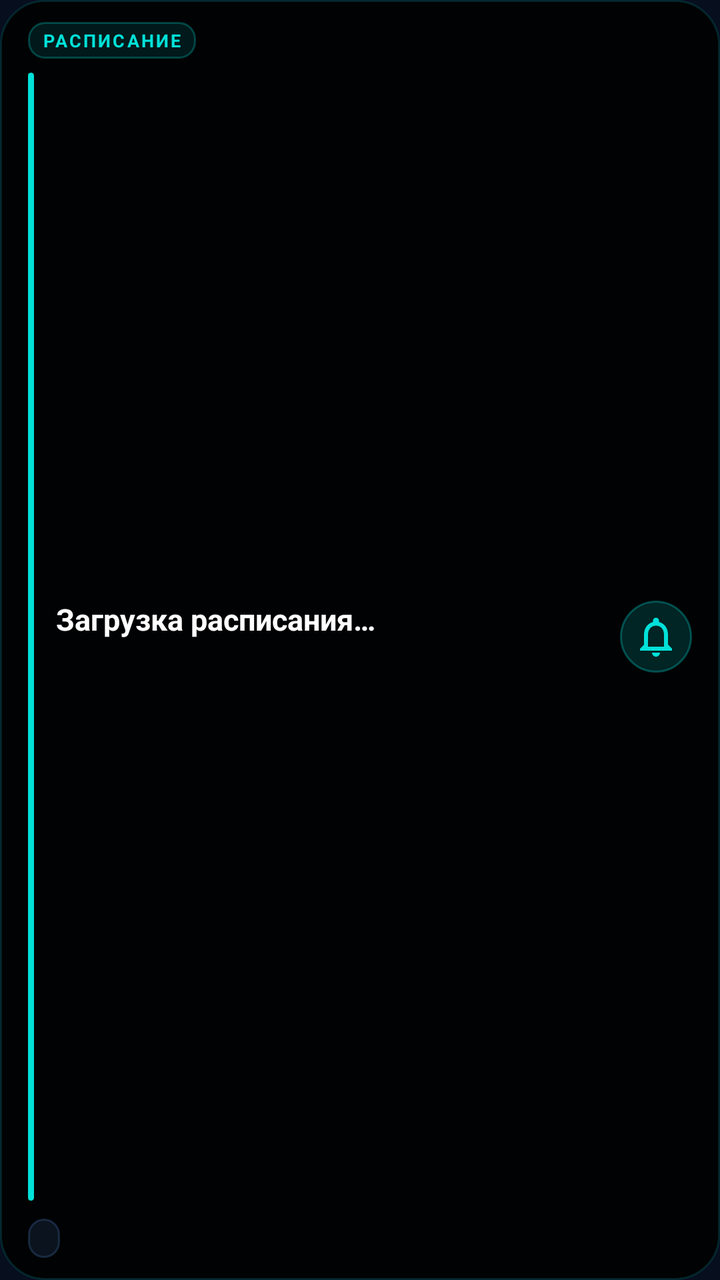
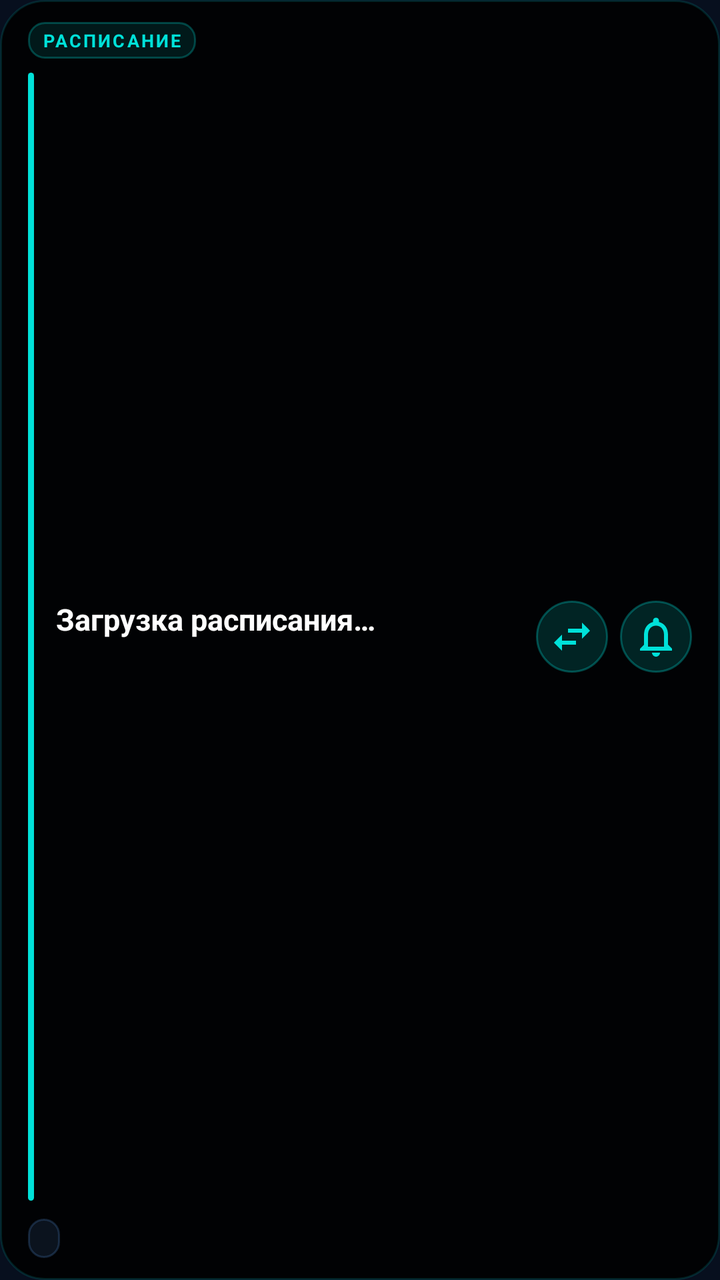

An Android layout rendered at two revisions. The XML below is the earlier revision; the diff shows what the commit changed to produce the second picture.
<!-- AndroidManifest.xml: application theme Theme.RIATTDIU -->
<!-- res/layout/widget_schedule_oled.xml -->
<?xml version="1.0" encoding="utf-8"?>
<LinearLayout xmlns:android="http://schemas.android.com/apk/res/android"
    android:id="@+id/widgetRoot"
    android:layout_width="match_parent"
    android:layout_height="match_parent"
    android:orientation="vertical"
    android:background="@drawable/bg_widget_glass_oled"
    android:padding="0dp">

    
    <LinearLayout
        android:layout_width="match_parent"
        android:layout_height="wrap_content"
        android:orientation="horizontal"
        android:gravity="center_vertical"
        android:paddingStart="14dp"
        android:paddingEnd="14dp"
        android:paddingTop="11dp"
        android:paddingBottom="7dp">

        <TextView
            android:id="@+id/tvWidgetStatusTag"
            android:layout_width="wrap_content"
            android:layout_height="wrap_content"
            android:text="РАСПИСАНИЕ"
            android:textColor="#00E1D9"
            android:textSize="9sp"
            android:textStyle="bold"
            android:letterSpacing="0.12"
            android:background="@drawable/bg_widget_tag"
            android:paddingLeft="7dp"
            android:paddingRight="7dp"
            android:paddingTop="3dp"
            android:paddingBottom="3dp" />

        <FrameLayout
            android:layout_width="0dp"
            android:layout_height="1dp"
            android:layout_weight="1" />

        <TextView
            android:id="@+id/tvWidgetTime"
            android:layout_width="wrap_content"
            android:layout_height="wrap_content"
            android:text=""
            android:textColor="#64748B"
            android:textSize="11sp" />
    </LinearLayout>

    
    <LinearLayout
        android:layout_width="match_parent"
        android:layout_height="0dp"
        android:layout_weight="1"
        android:orientation="horizontal"
        android:gravity="center_vertical"
        android:paddingStart="14dp"
        android:paddingEnd="14dp"
        android:paddingBottom="4dp">

        <FrameLayout
            android:layout_width="3dp"
            android:layout_height="match_parent"
            android:layout_marginEnd="11dp"
            android:background="@drawable/bg_widget_indicator" />

        <LinearLayout
            android:layout_width="0dp"
            android:layout_height="wrap_content"
            android:layout_weight="1"
            android:layout_gravity="center_vertical"
            android:orientation="vertical">

            <TextView
                android:id="@+id/tvWidgetSubject"
                android:layout_width="match_parent"
                android:layout_height="wrap_content"
                android:text="Загрузка расписания…"
                android:textColor="#FFFFFF"
                android:textSize="15sp"
                android:textStyle="bold"
                android:maxLines="2"
                android:ellipsize="end"
                android:layout_marginBottom="3dp" />

            <TextView
                android:id="@+id/tvWidgetDetails"
                android:layout_width="match_parent"
                android:layout_height="wrap_content"
                android:text=""
                android:textColor="#94A3B8"
                android:textSize="11sp"
                android:maxLines="1"
                android:ellipsize="end" />
        </LinearLayout>

        <ImageButton
            android:id="@+id/btnWidgetNotify"
            android:layout_width="36dp"
            android:layout_height="36dp"
            android:layout_gravity="center_vertical"
            android:layout_marginStart="8dp"
            android:background="@drawable/bg_widget_icon_btn"
            android:src="@drawable/ic_bell_subtle"
            android:scaleType="centerInside"
            android:contentDescription="Настройка уведомлений" />
    </LinearLayout>

    
    <LinearLayout
        android:layout_width="match_parent"
        android:layout_height="wrap_content"
        android:orientation="horizontal"
        android:gravity="center_vertical"
        android:paddingStart="14dp"
        android:paddingEnd="14dp"
        android:paddingBottom="11dp"
        android:paddingTop="5dp">

        <TextView
            android:id="@+id/tvWidgetGroup"
            android:layout_width="wrap_content"
            android:layout_height="wrap_content"
            android:text=""
            android:textColor="#60A5FA"
            android:textSize="10sp"
            android:textStyle="bold"
            android:background="@drawable/bg_widget_pill"
            android:paddingLeft="8dp"
            android:paddingRight="8dp"
            android:paddingTop="3dp"
            android:paddingBottom="3dp" />

        <FrameLayout
            android:layout_width="0dp"
            android:layout_height="1dp"
            android:layout_weight="1" />

        <TextView
            android:id="@+id/tvWidgetFooter"
            android:layout_width="wrap_content"
            android:layout_height="wrap_content"
            android:text=""
            android:textColor="#475569"
            android:textSize="10sp"
            android:textStyle="bold" />
    </LinearLayout>

</LinearLayout>
<!-- resources referenced by this layout -->
<resources>
  <!-- drawable bg_widget_glass_oled (drawable) -->
  <?xml version="1.0" encoding="utf-8"?>
  <shape xmlns:android="http://schemas.android.com/apk/res/android"
      android:shape="rectangle">
      <corners android:radius="22dp" />
      <solid android:color="#E0000000" />
      <stroke android:width="1dp" android:color="#2200E1D9" />
  </shape>
  <!-- drawable bg_widget_icon_btn (drawable) -->
  <?xml version="1.0" encoding="utf-8"?>
  <shape xmlns:android="http://schemas.android.com/apk/res/android"
      android:shape="oval">
      <solid android:color="#2600E1D9" />
      <stroke android:width="1dp" android:color="#4D00E1D9" />
  </shape>
  <!-- drawable bg_widget_indicator (drawable) -->
  <?xml version="1.0" encoding="utf-8"?>
  <shape xmlns:android="http://schemas.android.com/apk/res/android"
      android:shape="rectangle">
      <corners android:radius="6dp" />
      <solid android:color="#00E1D9" />
  </shape>
  <!-- drawable bg_widget_pill (drawable) -->
  <?xml version="1.0" encoding="utf-8"?>
  <shape xmlns:android="http://schemas.android.com/apk/res/android"
      android:shape="rectangle">
      <corners android:radius="100dp" />
      <solid android:color="#1A60A5FA" />
      <stroke android:width="1dp" android:color="#3360A5FA" />
  </shape>
  <!-- drawable bg_widget_tag (drawable) -->
  <?xml version="1.0" encoding="utf-8"?>
  <shape xmlns:android="http://schemas.android.com/apk/res/android"
      android:shape="rectangle">
      <corners android:radius="8dp" />
      <solid android:color="#1A00E1D9" />
      <stroke android:width="1dp" android:color="#4400E1D9" />
  </shape>
  <!-- drawable ic_bell_subtle (drawable) -->
  <vector xmlns:android="http://schemas.android.com/apk/res/android"
      android:width="24dp"
      android:height="24dp"
      android:viewportWidth="24"
      android:viewportHeight="24">
      <path
          android:fillColor="#00E1D9"
          android:pathData="M12,22c1.1,0 2,-0.9 2,-2h-4c0,1.1 0.9,2 2,2zM18,16v-5c0,-3.07 -1.63,-5.64 -4.5,-6.32V4c0,-0.83 -0.67,-1.5 -1.5,-1.5s-1.5,0.67 -1.5,1.5v0.68C7.64,5.36 6,7.92 6,11v5l-2,2v1h16v-1l-2,-2zm-2,1H8v-6c0,-2.48 1.51,-4.5 4,-4.5s4,2.02 4,4.5v6z"/>
  </vector>
  <color name="primary">#004899</color>
  <color name="primary_dark">#002b5c</color>
  <color name="accent">#00e1d9</color>
  <color name="accent_dark">#00b8b2</color>
  <color name="surface_dark">#101d35</color>
  <color name="bg_dark">#070f1e</color>
  <style name="BottomNavStyle" parent="Widget.Material3.BottomNavigationView">
          <item name="android:background">@color/surface_dark</item>
          <item name="itemIconTint">@color/bottom_nav_icon_color</item>
          <item name="itemTextColor">@color/bottom_nav_icon_color</item>
          <item name="itemActiveIndicatorStyle">@style/BottomNavIndicator</item>
      </style>
  <style name="BottomNavIndicator" parent="Widget.Material3.BottomNavigationView.ActiveIndicator">
          <item name="android:color">#1a004899</item>
          <item name="shapeAppearance">@style/ShapeAppearance.Pill</item>
      </style>
  <style name="ShapeAppearance.Pill" parent="">
          <item name="cornerFamily">rounded</item>
          <item name="cornerSize">50%</item>
      </style>
  <!-- unchanged entries left out for length: 1 -->
</resources>

<!-- the commit's change to res/layout/widget_schedule_oled.xml (unified diff, before → after) -->
@@ -95,11 +95,22 @@
         </LinearLayout>
 
         <ImageButton
+            android:id="@+id/btnWidgetMode"
+            android:layout_width="36dp"
+            android:layout_height="36dp"
+            android:layout_gravity="center_vertical"
+            android:layout_marginStart="6dp"
+            android:background="@drawable/bg_widget_icon_btn"
+            android:src="@drawable/ic_swap_cyan"
+            android:scaleType="centerInside"
+            android:contentDescription="Переключить режим пары" />
+
+        <ImageButton
             android:id="@+id/btnWidgetNotify"
             android:layout_width="36dp"
             android:layout_height="36dp"
             android:layout_gravity="center_vertical"
-            android:layout_marginStart="8dp"
+            android:layout_marginStart="6dp"
             android:background="@drawable/bg_widget_icon_btn"
             android:src="@drawable/ic_bell_subtle"
             android:scaleType="centerInside"
<!-- resource entries referenced after the edit -->
@@ -48,6 +48,16 @@
           android:fillColor="#00E1D9"
           android:pathData="M12,22c1.1,0 2,-0.9 2,-2h-4c0,1.1 0.9,2 2,2zM18,16v-5c0,-3.07 -1.63,-5.64 -4.5,-6.32V4c0,-0.83 -0.67,-1.5 -1.5,-1.5s-1.5,0.67 -1.5,1.5v0.68C7.64,5.36 6,7.92 6,11v5l-2,2v1h16v-1l-2,-2zm-2,1H8v-6c0,-2.48 1.51,-4.5 4,-4.5s4,2.02 4,4.5v6z"/>
   </vector>
+  <!-- drawable ic_swap_cyan (drawable) -->
+  <vector xmlns:android="http://schemas.android.com/apk/res/android"
+      android:width="24dp"
+      android:height="24dp"
+      android:viewportWidth="24"
+      android:viewportHeight="24">
+      <path
+          android:fillColor="#00E1D9"
+          android:pathData="M6.99,11L3,15l3.99,4v-3H14v-2H6.99v-3zM21,9l-3.99,-4v3H10v2h7.01v3L21,9z"/>
+  </vector>
   <color name="primary">#004899</color>
   <color name="primary_dark">#002b5c</color>
   <color name="accent">#00e1d9</color>
